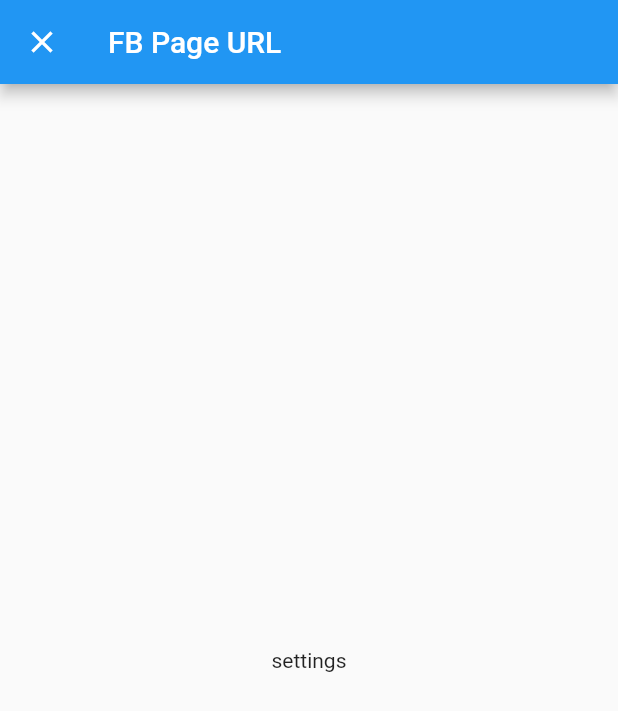
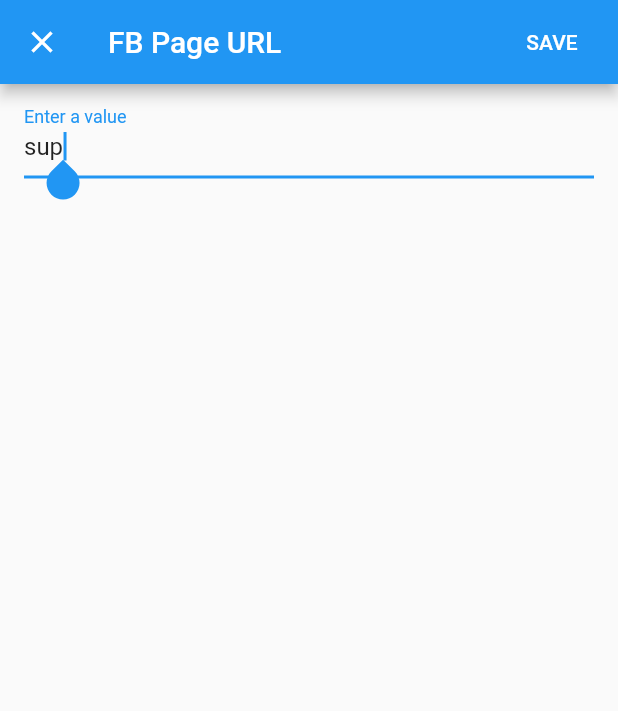
Before and after one commit to rroslan/suara, a Flutter app: the VendorSettingsScreen screen opened directly with empty values, after a tap on "FB Page URL", on a phone screen of 412 x 824 dp. Shown: the top 711 px of the screen. Run offline on Flutter 3.47's test engine with Material 2 defaults, Android fonts, the phone set to English and light mode, and no system bars; our stand-ins replace cloud_firestore, firebase_auth, firebase_database, flutter_rating, google_sign_in, location; accounts and stored records are empty.

Commit message:
common screen returns a future. based on that result, the data is stored temporarily in an object until the user click on the save button. after that, the data is stored in cloudstore

```diff
--- a/lib/screens/vendor_settings.dart
+++ b/lib/screens/vendor_settings.dart
@@ -23,8 +23,8 @@ class VendorSettingsScreenState extends State<VendorSettingsScreen> {
   //var _latTxtController = TextEditingController(text: widget._latitude.toString());
   //var _longTxtController = TextEditingController(text: widget._longitude.toString());
 
-  void navigateToSettingsPage(String title) {
-    Navigator.of(context).push(MaterialPageRoute(
+  Future<dynamic> navigateToSettingsPage(String title) {
+    return Navigator.of(context).push(MaterialPageRoute(
         fullscreenDialog: true,
         builder: (BuildContext context) => ChangeVendorSettingPage(title)));
   }
@@ -68,29 +68,41 @@ class VendorSettingsScreenState extends State<VendorSettingsScreen> {
           ListTile(
             title: Text('Business Name'),
             subtitle: Text('Untitled'),
-            onTap: () {
-              navigateToSettingsPage('Business Name');
+            onTap: () async {
+              var businessName = await navigateToSettingsPage('Business Name');
+              if(businessName != null){
+                _vendorSettings.businessName = businessName;
+              }
             },
           ),
           ListTile(
             title: Text('Business Description'),
             subtitle: Text('Untitled'),
-            onTap: () {
-              navigateToSettingsPage('Business Description');
+            onTap: () async {
+              var businessDesc = await navigateToSettingsPage('Business Description');
+              if(businessDesc != null){
+                _vendorSettings.businessDesc = businessDesc;
+              }
             },
           ),
           ListTile(
             title: Text('FB Page URL'),
             subtitle: Text('Untitled'),
-            onTap: () {
-              navigateToSettingsPage('FB Page URL');
+            onTap: () async {
+              var fbURL = await navigateToSettingsPage('FB Page URL');
+              if(fbURL != null){
+                _vendorSettings.fbURL = fbURL;
+              }
             },
           ),
           ListTile(
             title: Text('Location'),
             subtitle: Text('Lat: 0.000  |  Long: 0.000'),
-            onTap: () {
-              navigateToSettingsPage('Location');
+            onTap: () async {
+              var location = await navigateToSettingsPage('Location');
+              if(location != null){
+                _vendorSettings.location = location;
+              }
             },
           ),
           ListTile(
@@ -117,12 +129,7 @@ class VendorSettingsScreenState extends State<VendorSettingsScreen> {
               onPressed: () {
                 FirebaseAuth.instance.currentUser().then((onValue) {
                   print(onValue.uid);
-                  var vendorSettings = _vendorSettings.toJson(
-                      'Fiverr',
-                      'A Company',
-                      'https://www.facebook.com',
-                      '37.4219983',
-                      '-122.084');
+                  var vendorSettings = _vendorSettings.toJson();
                   Firestore.instance
                       .collection('vendorsettings')
                       .document(onValue.uid)
@@ -145,17 +152,61 @@ class VendorSettingsScreenState extends State<VendorSettingsScreen> {
 
 class ChangeVendorSettingPage extends StatelessWidget {
   final _appBarTitle;
+  final TextEditingController _txt1 = TextEditingController(text: 'sup');
+  final TextEditingController _txt2 = TextEditingController(text: 'sup');
 
   ChangeVendorSettingPage(this._appBarTitle);
   @override
   Widget build(BuildContext context) {
     return Scaffold(
-      appBar: AppBar(
-        title: Text(_appBarTitle),
-      ),
-      body: Center(
-        child: Text('settings'),
-      ),
-    );
+        appBar: AppBar(
+          title: Text(_appBarTitle),
+          actions: <Widget>[
+            FlatButton(
+              child: Text('SAVE',style: TextStyle(color: Colors.white),),
+              onPressed: () {
+                dynamic returnVal = _appBarTitle.toString().toLowerCase() == 'location' ? {'latitude':_txt1.text, 'longitude':_txt2.text} : _txt1.text;
+                Navigator.of(context).pop(returnVal);
+              },
+            )
+          ],
+        ),
+        body: ListView(
+          children: <Widget>[
+            ListTile(
+              title: _appBarTitle.toString().toLowerCase() ==
+                      'business description'
+                  ? TextField(
+                    controller: _txt1,
+                      autofocus: true,
+                      maxLines: 10,
+                      decoration: InputDecoration(labelText: 'Enter a value'),
+                    )
+                  : _appBarTitle.toString().toLowerCase() == 'location'
+                      ? Column(
+                          children: <Widget>[
+                            TextField(
+                              controller: _txt1,
+                              autofocus: true,
+                              decoration:
+                                  InputDecoration(labelText: 'Enter latitude'),
+                            ),
+                            TextField(
+                              controller: _txt2,
+                              autofocus: true,
+                              decoration:
+                                  InputDecoration(labelText: 'Enter longitude'),
+                            )
+                          ],
+                        )
+                      : TextField(
+                        controller: _txt1,
+                          autofocus: true,
+                          decoration:
+                              InputDecoration(labelText: 'Enter a value'),
+                        ),
+            )
+          ],
+        ));
   }
 }
```
